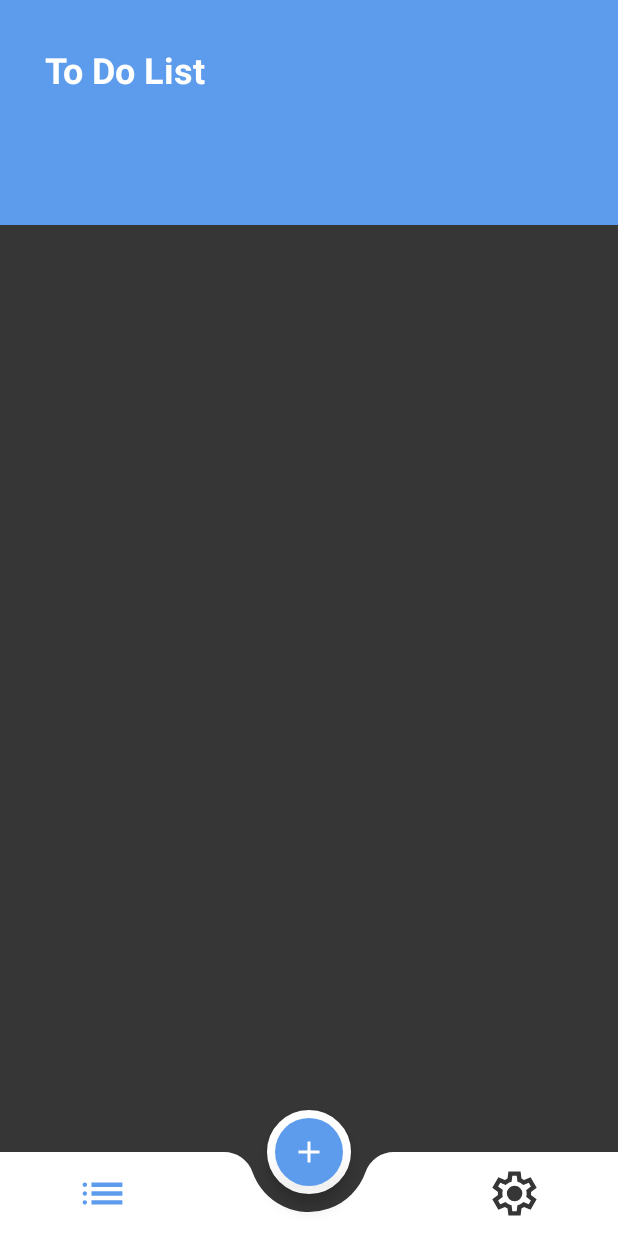
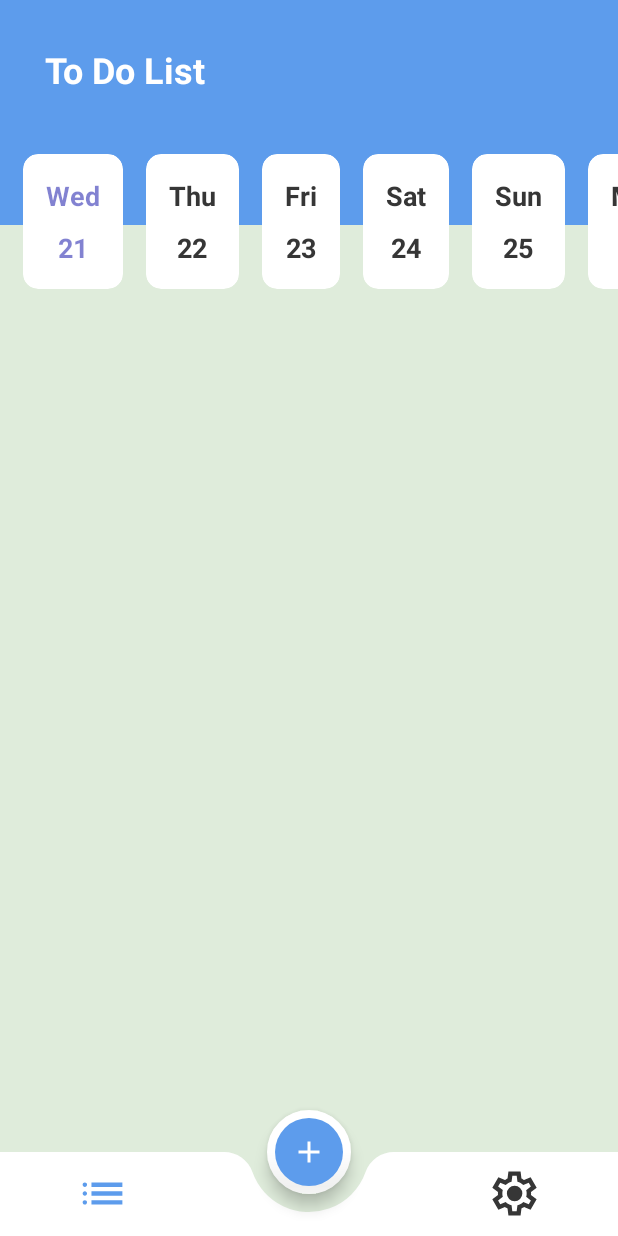
Before and after one commit to john-safwat/ToDo-Adnroid, an Android app: the screen it shows after launch (HomeActivity), on a phone screen of 412 x 824 dp. Run offline under Robolectric (Android 15) with nearby library versions, the phone set to English and light mode, and no system bars.

Commit message:
update Home Screen recycler view design

```diff
--- a/app/src/main/java/com/john/todoandroid/Home/Tasks/TasksListFragment.kt
+++ b/app/src/main/java/com/john/todoandroid/Home/Tasks/TasksListFragment.kt
@@ -1,22 +1,68 @@
 package com.john.todoandroid.Home.Tasks
 
+import android.os.Build
 import android.os.Bundle
+import android.util.Log
 import android.view.LayoutInflater
 import android.view.View
 import android.view.ViewGroup
+import androidx.annotation.RequiresApi
 import androidx.fragment.app.Fragment
+import com.john.todoandroid.Models.CalenderDate
 import com.john.todoandroid.databinding.FragmentTaskListBinding
+import java.time.LocalDate
+import kotlin.math.log
 
 class TasksListFragment : Fragment() {
 
     private lateinit var viewBinding: FragmentTaskListBinding
+    private lateinit var adapter: TasksListRecyclerView
+    @RequiresApi(Build.VERSION_CODES.O)
     override fun onCreateView(
         inflater: LayoutInflater,
         container: ViewGroup?,
-        savedInstanceState: Bundle?
+        savedInstanceState: Bundle?,
     ): View? {
-        viewBinding = FragmentTaskListBinding.inflate(inflater , container , false);
-        return  viewBinding.root
+        viewBinding = FragmentTaskListBinding.inflate(inflater, container, false);
+        initRecyclerView()
+        return viewBinding.root
     }
 
+    @RequiresApi(Build.VERSION_CODES.O)
+    private fun initRecyclerView(){
+        adapter = TasksListRecyclerView(createListOfCalender())
+        viewBinding.dateItemsRecyclerview.adapter= adapter
+    }
+
+    @RequiresApi(Build.VERSION_CODES.O)
+    private fun createListOfCalender(): MutableList<CalenderDate> {
+
+        val dateList: MutableList<CalenderDate> = arrayListOf()
+        for (i in 0..400) {
+            val today = LocalDate.now().plusDays(i.toLong());
+            dateList.add(
+                CalenderDate(
+                    date = today,
+                    dayOfWeek = replaceDayShortCut(today.dayOfWeek.toString()),
+                    number = today.dayOfMonth.toString()
+                    )
+            )
+        }
+        return dateList
+
+    }
+
+    private fun replaceDayShortCut(dayName :String):String{
+        return when(dayName){
+            "THURSDAY" -> "Thu"
+            "FRIDAY" -> "Fri"
+            "SATURDAY" -> "Sat"
+            "SUNDAY" -> "Sun"
+            "MONDAY" -> "Mon"
+            "TUESDAY" -> "Tue"
+            else -> "Wed"
+        }
+    }
+
+
 }
--- /dev/null
+++ b/app/src/main/java/com/john/todoandroid/Home/Tasks/TasksListRecyclerView.kt
@@ -0,0 +1,45 @@
+package com.john.todoandroid.Home.Tasks
+
+import android.graphics.Color
+import android.view.LayoutInflater
+import android.view.ViewGroup
+import androidx.core.graphics.blue
+import androidx.recyclerview.widget.RecyclerView
+import com.john.todoandroid.Models.CalenderDate
+import com.john.todoandroid.R
+import com.john.todoandroid.databinding.ItemDateCardBinding
+
+class TasksListRecyclerView (private var dateList: MutableList<CalenderDate>): RecyclerView.Adapter<TasksListRecyclerView.ViewHolder>() {
+
+    class ViewHolder(private var viewBinding: ItemDateCardBinding) :
+        RecyclerView.ViewHolder(viewBinding.root) {
+
+        private var selectedIndex = 0
+        fun bind(calenderDate: CalenderDate , position: Int) {
+            viewBinding.textViewDayName.text = calenderDate.dayOfWeek
+            viewBinding.textViewDayNumber.text = calenderDate.number
+            if(selectedIndex == position){
+                viewBinding.textViewDayName.setTextColor(R.attr.onCardColor)
+                viewBinding.textViewDayNumber.setTextColor(R.attr.onCardColor)
+            }
+        }
+    }
+
+    override fun onCreateViewHolder(parent: ViewGroup, viewType: Int): ViewHolder {
+        return ViewHolder(
+            ItemDateCardBinding.inflate(
+                LayoutInflater.from(parent.context),
+                parent, false
+            )
+        )
+    }
+
+    override fun getItemCount(): Int {
+        return  dateList.size
+    }
+
+    override fun onBindViewHolder(holder: ViewHolder, position: Int) {
+        holder.bind(dateList[position] , position)
+    }
+
+}
--- /dev/null
+++ b/app/src/main/java/com/john/todoandroid/Models/Date.kt
@@ -0,0 +1,5 @@
+package com.john.todoandroid.Models
+
+import java.time.LocalDate
+
+data class CalenderDate(var date: LocalDate, var dayOfWeek: String, var number:String)
--- a/app/src/main/res/layout/fragment_task_list.xml
+++ b/app/src/main/res/layout/fragment_task_list.xml
@@ -4,7 +4,6 @@
     xmlns:tools="http://schemas.android.com/tools"
     android:layout_width="match_parent"
     android:layout_height="match_parent"
-    android:background="@color/gray"
     tools:background="?attr/backgroundColor">
 
 
--- a/app/src/main/res/layout/item_date_card.xml
+++ b/app/src/main/res/layout/item_date_card.xml
@@ -6,12 +6,15 @@
     android:layout_height="wrap_content">
 
     <androidx.cardview.widget.CardView
+        android:saveEnabled="false"
         android:layout_width="wrap_content"
         android:layout_height="wrap_content"
         android:layout_marginStart="15dp"
         android:paddingHorizontal="30dp"
+        app:cardElevation="0dp"
         app:cardCornerRadius="10dp"
         app:contentPadding="15dp"
+        android:elevation="0dp"
         app:layout_constraintBottom_toBottomOf="parent"
         app:layout_constraintEnd_toEndOf="parent"
         app:layout_constraintStart_toStartOf="parent"
```
